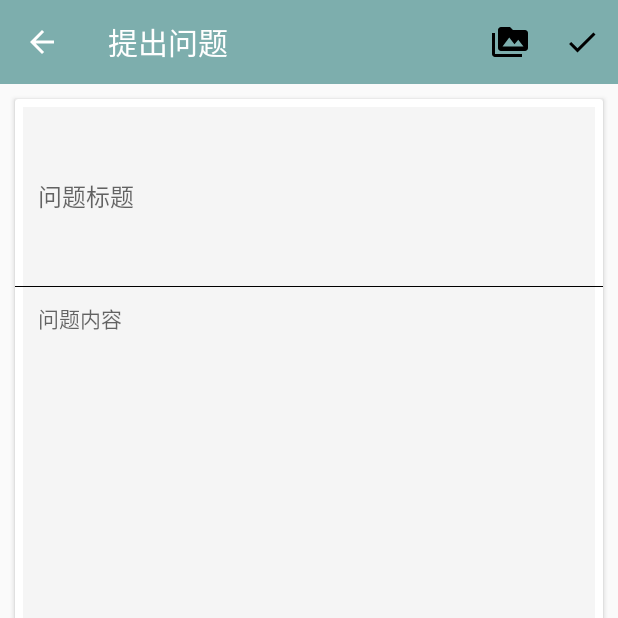
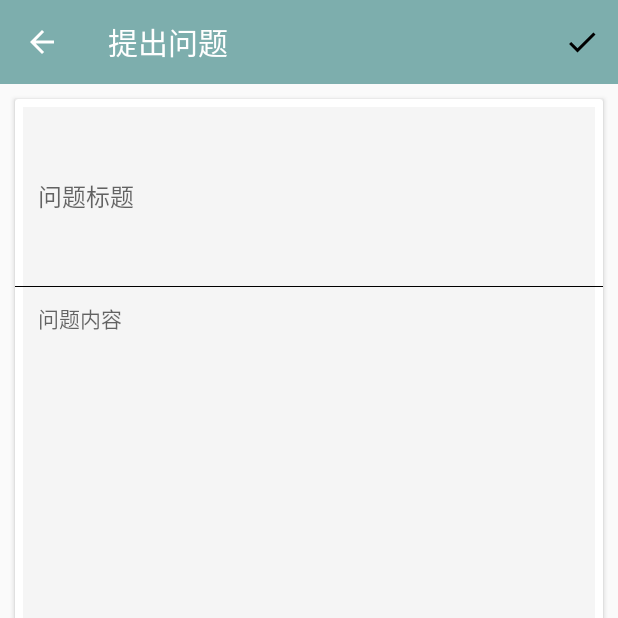
Before and after one commit to TaurusTrue/bihu, an Android app: the QuestionActivity screen opened directly, with no data from a screen before it, on a phone screen of 412 x 824 dp, the top half of it. Run offline under Robolectric (Android 15) with nearby library versions, the phone set to English and light mode, and no system bars; libraries missing offline, so code that uses them is left out: com.qiniu.android, com.readystatesoftware.systembartint; 4 statements that could not run were skipped.

```diff
--- a/app/src/main/res/menu/toolbar.xml
+++ b/app/src/main/res/menu/toolbar.xml
@@ -1,11 +1,11 @@
 <?xml version="1.0" encoding="utf-8"?>
 <menu xmlns:android="http://schemas.android.com/apk/res/android"
     xmlns:app="http://schemas.android.com/apk/res-auto">
-    <item
-        android:id="@+id/up_load_image"
-        android:icon="@drawable/ic_perm_media_black_24dp"
-        android:title="Image"
-        app:showAsAction="always" />
+    <!--<item-->
+        <!--android:id="@+id/up_load_image"-->
+        <!--android:icon="@drawable/ic_perm_media_black_24dp"-->
+        <!--android:title="Image"-->
+        <!--app:showAsAction="always" />-->
     <item
         android:id="@+id/done"
         android:icon="@drawable/ic_done_black_24dp"
```
Also changed, not shown: app/src/main/java/com/example/taurus/bihu/Activity/QuestionActivity.java (+27 -27 lines).
